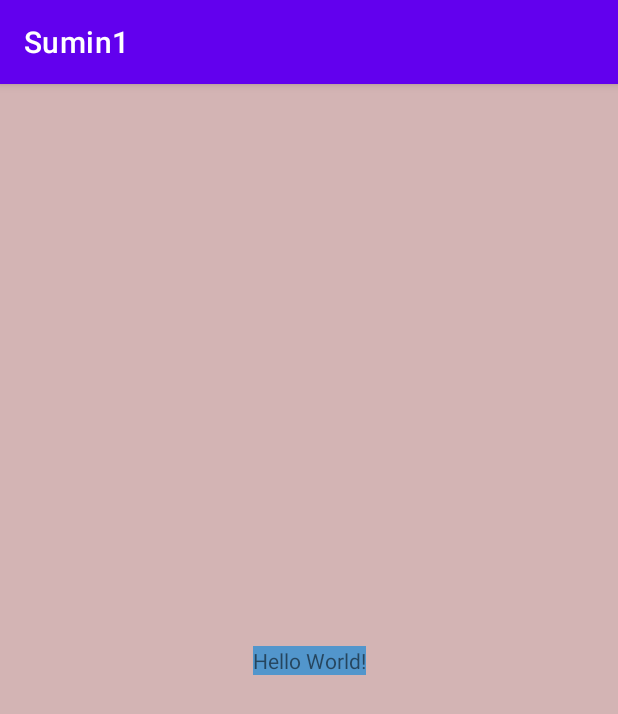
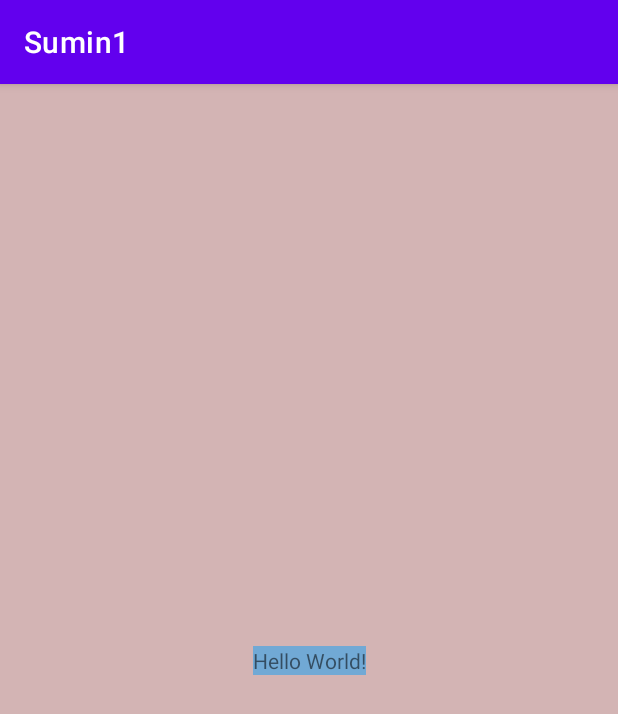
Before and after one commit to DenBatuY/Sumin1, an Android app: the screen it shows after launch (MainActivity), on a phone screen of 412 x 824 dp. Shown: the top 714 px of the screen. Run offline under Robolectric (Android 15) with nearby library versions, the phone set to English and light mode, and no system bars.

Commit message:
change color2

```diff
--- a/app/src/main/res/layout/activity_main.xml
+++ b/app/src/main/res/layout/activity_main.xml
@@ -10,7 +10,7 @@
     <TextView
         android:layout_width="wrap_content"
         android:layout_height="wrap_content"
-        android:background="#5296CC"
+        android:background="#71A9D5"
         android:text="Hello World!"
         app:layout_constraintBottom_toBottomOf="parent"
         app:layout_constraintEnd_toEndOf="parent"
```
